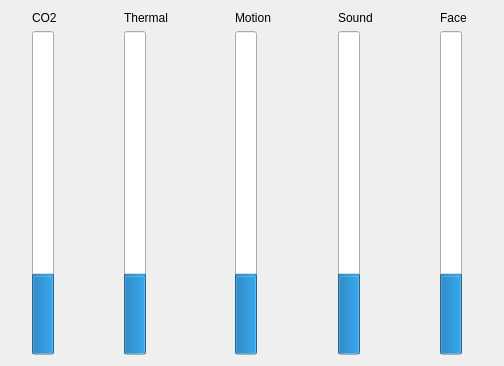
pandora-auth-ros-pkg/pandora_rqt_gui, file resources/PropabilityInfo.ui: the form before one commit.
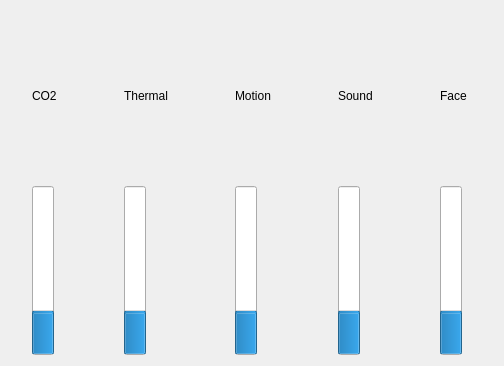
The form after the commit.

```diff
--- a/resources/PropabilityInfo.ui
+++ b/resources/PropabilityInfo.ui
@@ -20,6 +20,12 @@
       <layout class="QVBoxLayout" name="verticalLayout_2">
        <item>
         <widget class="QLabel" name="label_6">
+         <property name="sizePolicy">
+          <sizepolicy hsizetype="Preferred" vsizetype="Minimum">
+           <horstretch>0</horstretch>
+           <verstretch>0</verstretch>
+          </sizepolicy>
+         </property>
          <property name="text">
           <string>CO2</string>
          </property>
@@ -27,6 +33,12 @@
        </item>
        <item>
         <widget class="QProgressBar" name="co2Bar">
+         <property name="sizePolicy">
+          <sizepolicy hsizetype="Fixed" vsizetype="Preferred">
+           <horstretch>0</horstretch>
+           <verstretch>0</verstretch>
+          </sizepolicy>
+         </property>
          <property name="value">
           <number>24</number>
          </property>
@@ -57,6 +69,12 @@
       <layout class="QVBoxLayout" name="verticalLayout">
        <item>
         <widget class="QLabel" name="label_7">
+         <property name="sizePolicy">
+          <sizepolicy hsizetype="Preferred" vsizetype="Minimum">
+           <horstretch>0</horstretch>
+           <verstretch>0</verstretch>
+          </sizepolicy>
+         </property>
          <property name="text">
           <string>Thermal</string>
          </property>
@@ -64,6 +82,12 @@
        </item>
        <item>
         <widget class="QProgressBar" name="thermalBar">
+         <property name="sizePolicy">
+          <sizepolicy hsizetype="Fixed" vsizetype="Preferred">
+           <horstretch>0</horstretch>
+           <verstretch>0</verstretch>
+          </sizepolicy>
+         </property>
          <property name="value">
           <number>24</number>
          </property>
@@ -94,6 +118,12 @@
       <layout class="QVBoxLayout" name="verticalLayout_4">
        <item>
         <widget class="QLabel" name="label_8">
+         <property name="sizePolicy">
+          <sizepolicy hsizetype="Preferred" vsizetype="Minimum">
+           <horstretch>0</horstretch>
+           <verstretch>0</verstretch>
+          </sizepolicy>
+         </property>
          <property name="text">
           <string>Motion</string>
          </property>
@@ -101,6 +131,12 @@
        </item>
        <item>
         <widget class="QProgressBar" name="motionBar">
+         <property name="sizePolicy">
+          <sizepolicy hsizetype="Fixed" vsizetype="Preferred">
+           <horstretch>0</horstretch>
+           <verstretch>0</verstretch>
+          </sizepolicy>
+         </property>
          <property name="value">
           <number>24</number>
          </property>
@@ -137,6 +173,12 @@
       <layout class="QVBoxLayout" name="verticalLayout_8">
        <item>
         <widget class="QLabel" name="label_12">
+         <property name="sizePolicy">
+          <sizepolicy hsizetype="Preferred" vsizetype="Minimum">
+           <horstretch>0</horstretch>
+           <verstretch>0</verstretch>
+          </sizepolicy>
+         </property>
          <property name="text">
           <string>Sound</string>
          </property>
@@ -144,6 +186,12 @@
        </item>
        <item>
         <widget class="QProgressBar" name="soundBar">
+         <property name="sizePolicy">
+          <sizepolicy hsizetype="Fixed" vsizetype="Preferred">
+           <horstretch>0</horstretch>
+           <verstretch>0</verstretch>
+          </sizepolicy>
+         </property>
          <property name="value">
           <number>24</number>
          </property>
@@ -180,6 +228,12 @@
       <layout class="QVBoxLayout" name="verticalLayout_9">
        <item>
         <widget class="QLabel" name="label_13">
+         <property name="sizePolicy">
+          <sizepolicy hsizetype="Preferred" vsizetype="Minimum">
+           <horstretch>0</horstretch>
+           <verstretch>0</verstretch>
+          </sizepolicy>
+         </property>
          <property name="text">
           <string>Face</string>
          </property>
@@ -187,6 +241,12 @@
        </item>
        <item>
         <widget class="QProgressBar" name="faceBar">
+         <property name="sizePolicy">
+          <sizepolicy hsizetype="Fixed" vsizetype="Preferred">
+           <horstretch>0</horstretch>
+           <verstretch>0</verstretch>
+          </sizepolicy>
+         </property>
          <property name="value">
           <number>24</number>
          </property>
```
